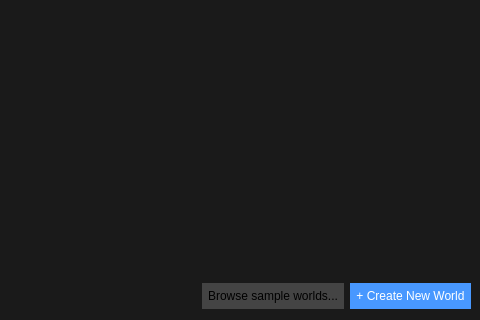
Qt form src/widgets/projectmanager.ui (jahshaka/Studio) before a commit; both pictures show x 266 to 746 and y 183 to 503 of the 746 by 503 pixel window.
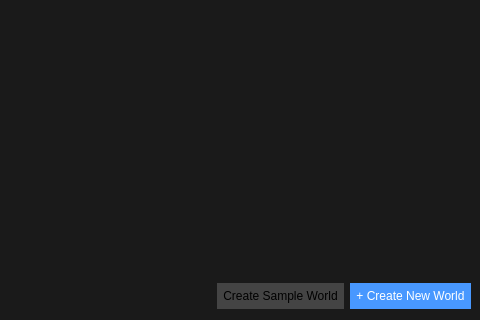
The same form after that commit. Icons and pictures are not drawn.

Commit message: Tweak minor sliders, revert splash

Patch:
```diff
--- a/src/widgets/projectmanager.ui
+++ b/src/widgets/projectmanager.ui
@@ -516,7 +516,7 @@
         <item>
          <widget class="QPushButton" name="browseProjects">
           <property name="text">
-           <string>Browse sample worlds...</string>
+           <string>Create Sample World</string>
           </property>
          </widget>
         </item>
```
The commit also changes 2 other files.
